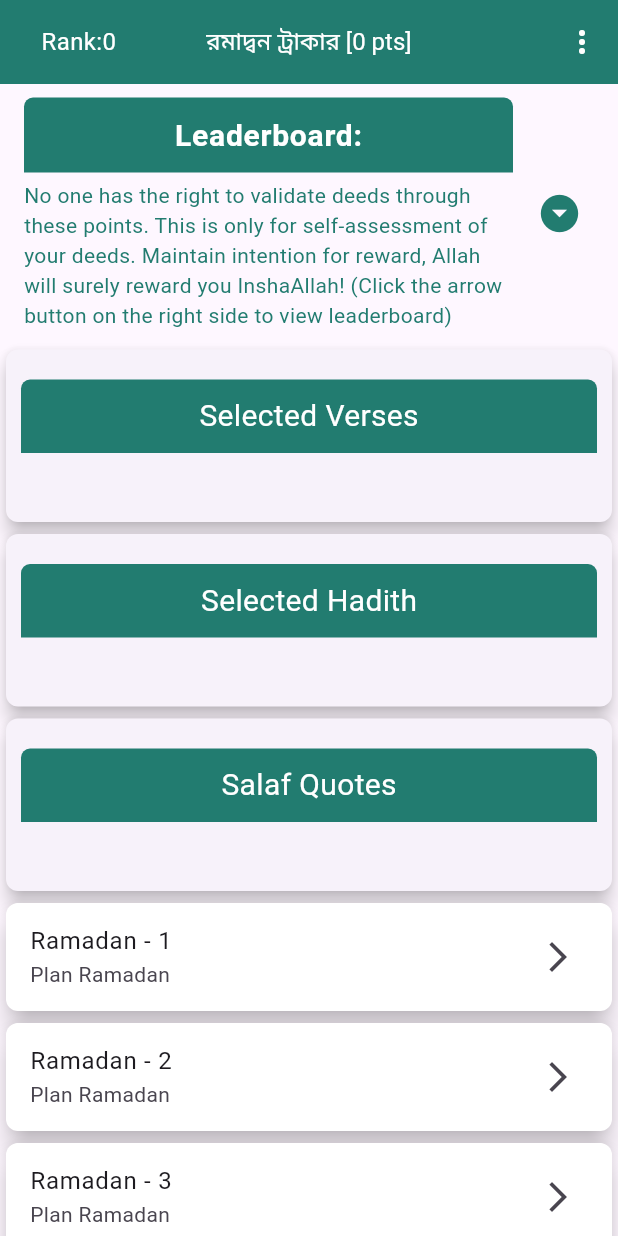
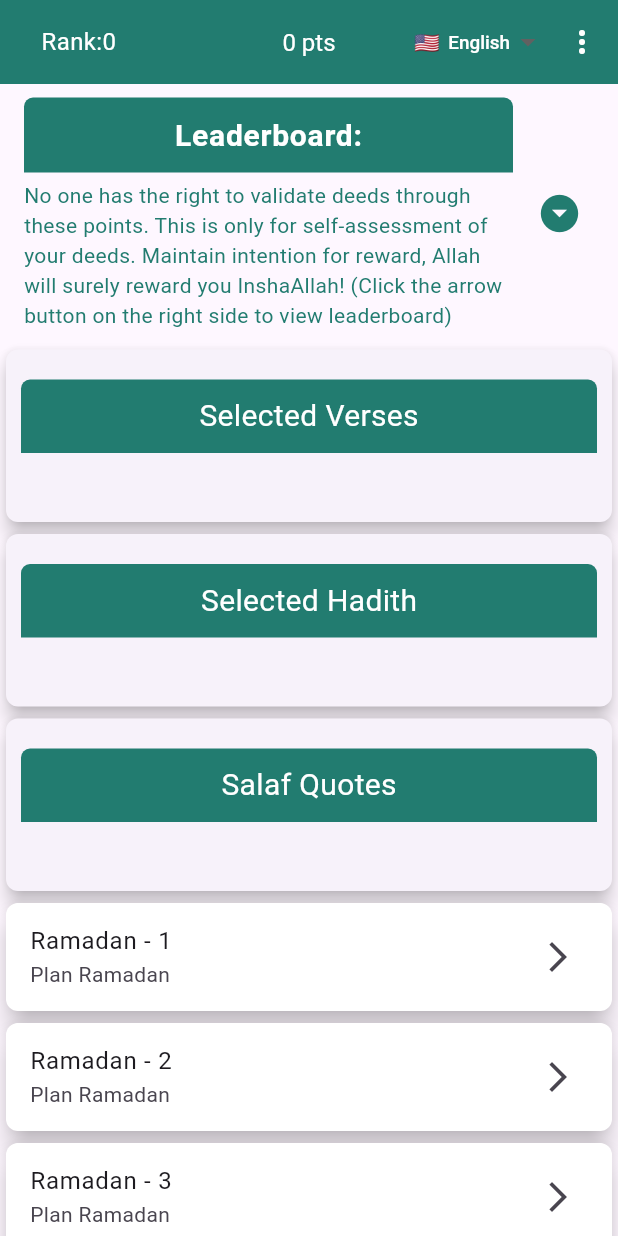
Before and after one commit to rahatcse5bu/Ramadan-Tracker, a Flutter app: the DashboardView screen opened by its route, on a phone screen of 412 x 824 dp. Run offline on Flutter 3.47's test engine with Material 3 defaults, Android fonts, the phone set to English and light mode, and no system bars; our stand-ins replace dartz, expandable_text, flutter_screenutil, fluttertoast, get, google_fonts and 3 more; accounts and stored records are empty; network calls fail.

Commit message:
appbar language dropdown added

```diff
--- a/lib/modules/dashboard/view/dashboard_view.dart
+++ b/lib/modules/dashboard/view/dashboard_view.dart
@@ -1,4 +1,5 @@
 import 'package:flutter/material.dart';
+import 'package:flutter_screenutil/flutter_screenutil.dart';
 import 'package:get/get.dart';
 import 'package:ramadan_tracker/app/common/storage/storage_controller.dart';
 import 'package:ramadan_tracker/app/common/utils/ramadan_utils.dart';
@@ -21,7 +22,7 @@ class DashboardView extends GetView<DashboardController> {
             ? CircularProgressIndicator(
                 color: Colors.white,
               )
-            : Text("রমাদ্বন ট্রাকার [${controller.totalPoints.value} pts]",
+            : Text("${controller.totalPoints.value} pts",
                 style: TextStyle(fontSize: 16, color: Colors.white))),
         backgroundColor: AppColors.primary, // Change to your primary color
         centerTitle: true,
@@ -37,28 +38,60 @@ class DashboardView extends GetView<DashboardController> {
             )),
         actions: <Widget>[
           // In your settings screen/widget
-// GetBuilder<LanguageController>(
-//   builder: (controller) {
-//     return Column(
-//       children: [
-//         ListTile(
-//           title: Text('English'.tr),
-//           trailing: controller.currentLanguage == 'en'
-//               ? Icon(Icons.check)
-//               : null,
-//           onTap: () => controller.changeLanguage('en', 'US'),
-//         ),
-//         ListTile(
-//           title: Text('বাংলা'.tr),
-//           trailing: controller.currentLanguage == 'bn'
-//               ? Icon(Icons.check)
-//               : null,
-//           onTap: () => controller.changeLanguage('bn', 'BD'),
-//         ),
-//       ],
-//     );
-//   }
-// ),
+          GetBuilder<LanguageController>(
+            builder: (controller) {
+              return DropdownButtonHideUnderline(
+                child: DropdownButton<String>(
+                  value: controller.appLocale?.languageCode ?? 'en',
+                  // icon: Icon(Icons.language, color: Colors.white),
+                  // isExpanded: true,
+                  dropdownColor: AppColors.primary,
+                  borderRadius: BorderRadius.circular(12),
+                  style: TextStyle(
+                    fontSize: 12.sp,
+                    color: Colors.black,
+                    fontWeight: FontWeight.w500,
+                  ),
+                  onChanged: (String? newValue) {
+                    if (newValue != null) {
+                      controller.changeLanguage(
+                        newValue,
+                        newValue == 'bn' ? 'BD' : 'US',
+                      );
+                    }
+                  },
+                  items: [
+                    DropdownMenuItem(
+                      value: 'en',
+                      child: Row(
+                        children: [
+                          Text('🇺🇸'), // Optional flag icon
+                          SizedBox(width: 5.w),
+                          Text(
+                            'English',
+                            style:
+                                TextStyle(color: Colors.white, fontSize: 11.sp),
+                          ),
+                        ],
+                      ),
+                    ),
+                    DropdownMenuItem(
+
+                      value: 'bn',
+                      child: Row(
+                        children: [
+                          Text('🇧🇩'), // Optional flag icon
+                          SizedBox(width: 5.w),
+                          Text('বাংলা', style:
+                                TextStyle(color: Colors.white, fontSize: 11.sp),),
+                        ],
+                      ),
+                    ),
+                  ],
+                ),
+              );
+            },
+          ),
           PopupMenuButton(
             color: Colors.white,
             icon: Icon(
@@ -69,20 +102,20 @@ class DashboardView extends GetView<DashboardController> {
             itemBuilder: (BuildContext context) {
               return [
                 // Language Selection Items
-                PopupMenuItem(
-                  child: GetBuilder<LanguageController>(
-                    builder: (controller) {
-                      return Column(
-                        children: [
-                          _buildLanguageItem(context,
-                              languageCode: 'en', label: 'English'),
-                          _buildLanguageItem(context,
-                              languageCode: 'bn', label: 'বাংলা'),
-                        ],
-                      );
-                    },
-                  ),
-                ),
+                // PopupMenuItem(
+                //   child: GetBuilder<LanguageController>(
+                //     builder: (controller) {
+                //       return Column(
+                //         children: [
+                //           _buildLanguageItem(context,
+                //               languageCode: 'en', label: 'English'),
+                //           _buildLanguageItem(context,
+                //               languageCode: 'bn', label: 'বাংলা'),
+                //         ],
+                //       );
+                //     },
+                //   ),
+                // ),
                 PopupMenuItem(
                   child: InkWell(
                     onTap: () async {
```
